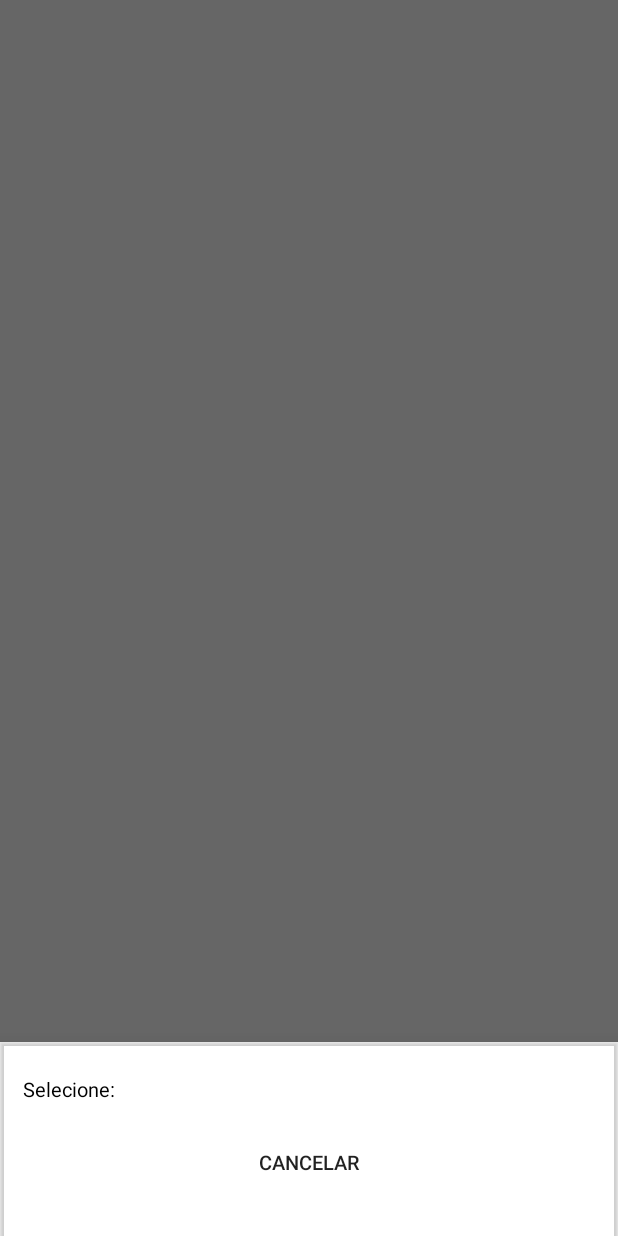
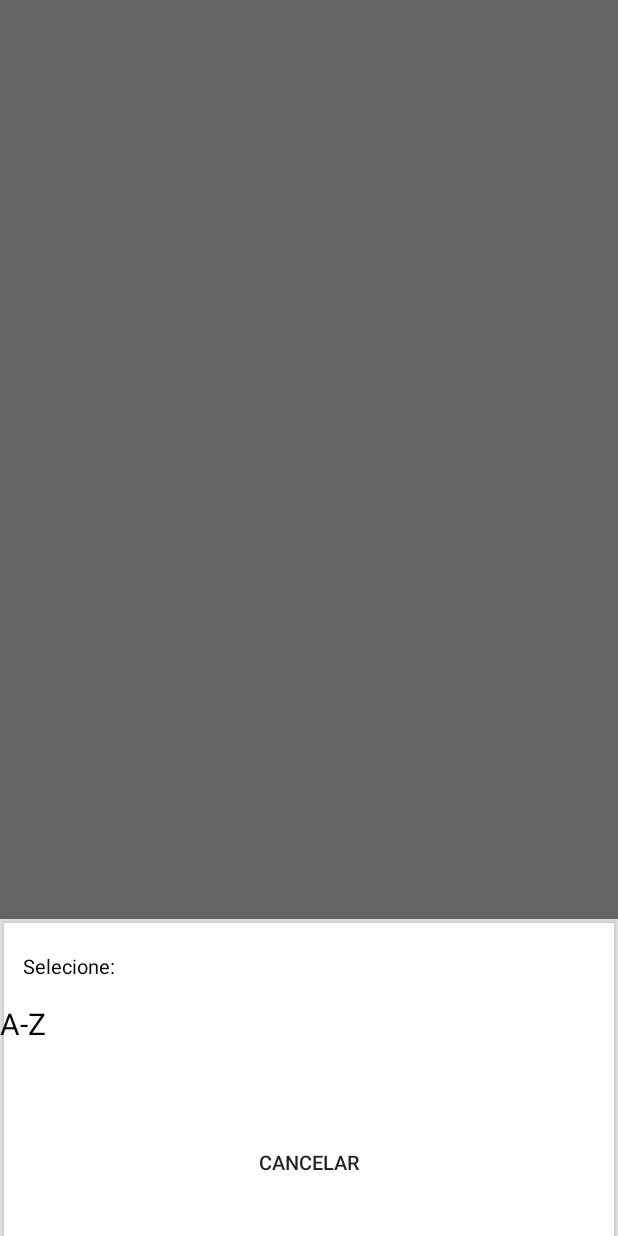
Before and after one commit to simonardejr/lodjinha, an Android app: the fragment FilterBottomSheetDialog shown on its own in the app's theme, on a phone screen of 412 x 824 dp. Run offline under Robolectric (Android 15) with nearby library versions, the phone set to English and light mode, and no system bars; Roboto replaces fonts that are not available here; 1 statement that could not run was skipped.

Commit message:
adicionando adapter do bottomsheet layout

```diff
--- a/app/src/main/java/br/com/lodjinha/ui/MainActivity.kt
+++ b/app/src/main/java/br/com/lodjinha/ui/MainActivity.kt
@@ -7,6 +7,9 @@ import androidx.navigation.findNavController
 import androidx.navigation.ui.setupWithNavController
 import br.com.lodjinha.R
 import br.com.lodjinha.databinding.ActivityMainBinding
+import br.com.lodjinha.ui.components.filterbottomsheet.FilterBottomSheetDialog
+import com.google.android.material.bottomsheet.BottomSheetDialog
+import com.google.android.material.bottomsheet.BottomSheetDialogFragment
 
 interface NavigationDelegate {
     fun setToolbarTitle(title: String)
@@ -46,7 +49,21 @@ class MainActivity : AppCompatActivity(), NavigationDelegate {
                 }
             }
 
+            binding.topAppBar.setOnMenuItemClickListener { menuItem ->
+                when (menuItem.itemId) {
+                    R.id.filter -> {
 
+                        val bottomSheetDialogFragment: BottomSheetDialogFragment = FilterBottomSheetDialog()
+
+                        bottomSheetDialogFragment.show(
+                            supportFragmentManager, bottomSheetDialogFragment.tag
+                        )
+
+                        true
+                    }
+                    else -> false
+                }
+            }
             when(destination.id) {
                 R.id.mainFragment -> {
                     binding.drawerLayout.setDrawerLockMode(DrawerLayout.LOCK_MODE_UNLOCKED)
--- /dev/null
+++ b/app/src/main/java/br/com/lodjinha/ui/adapters/BottomSheetAdapter.kt
@@ -0,0 +1,35 @@
+package br.com.lodjinha.ui.adapters
+
+import android.view.LayoutInflater
+import android.view.View
+import android.view.ViewGroup
+import android.widget.TextView
+import androidx.recyclerview.widget.RecyclerView
+import br.com.lodjinha.R
+
+class BottomSheetAdapter: RecyclerView.Adapter<BottomSheetAdapter.ViewHolder>() {
+
+    private var bottomSheetItens = arrayOf("A-Z", "Z-A", "Original")
+
+    override fun onCreateViewHolder(parent: ViewGroup, viewType: Int): ViewHolder {
+        var v = LayoutInflater.from(parent.context).inflate(R.layout.bottom_sheet_filter_row, parent, false)
+
+        return ViewHolder(v)
+    }
+
+    override fun onBindViewHolder(holder: ViewHolder, position: Int) {
+        holder.listItem.text = bottomSheetItens[position]
+    }
+
+    override fun getItemCount(): Int {
+        return bottomSheetItens.size
+    }
+
+    inner class ViewHolder(itemView: View): RecyclerView.ViewHolder(itemView) {
+        var listItem: TextView
+
+        init {
+            listItem = itemView.findViewById(R.id.bsItem)
+        }
+    }
+}
--- a/app/src/main/java/br/com/lodjinha/ui/components/filterbottomsheet/FilterBottomSheetDialog.kt
+++ b/app/src/main/java/br/com/lodjinha/ui/components/filterbottomsheet/FilterBottomSheetDialog.kt
@@ -7,6 +7,7 @@ import android.view.View
 import android.view.ViewGroup
 import androidx.fragment.app.Fragment
 import br.com.lodjinha.databinding.BottomSheetFilterBinding
+import br.com.lodjinha.ui.adapters.BottomSheetAdapter
 //import com.example.aula2_iesb_lodjinha.databinding.BottomSheetFilterBinding
 import com.google.android.material.bottomsheet.BottomSheetBehavior
 import com.google.android.material.bottomsheet.BottomSheetDialogFragment
@@ -23,6 +24,7 @@ class FilterBottomSheetDialog : BottomSheetDialogFragment() {
 
     // TODO CREATE ADAPTER
     // private lateinit var adapter: FilterAdapter
+     private lateinit var adapter: BottomSheetAdapter
 
     override fun onCreateView(
         inflater: LayoutInflater,
@@ -51,10 +53,12 @@ class FilterBottomSheetDialog : BottomSheetDialogFragment() {
 
         val behavior = BottomSheetBehavior.from(dialog)
         behavior.state = BottomSheetBehavior.STATE_SETTLING
-        behavior.isDraggable = true
+        behavior.isDraggable = false
 
 
         // TODO: Setar o adapter
+        adapter = BottomSheetAdapter()
+        binding.bottomviewRecyclerview.adapter = adapter
     }
 
     companion object {
--- /dev/null
+++ b/app/src/main/res/layout/bottom_sheet_filter_row.xml
@@ -0,0 +1,14 @@
+<?xml version="1.0" encoding="utf-8"?>
+<androidx.constraintlayout.widget.ConstraintLayout xmlns:android="http://schemas.android.com/apk/res/android"
+    android:layout_width="match_parent"
+    android:layout_height="match_parent">
+
+    <TextView
+        android:id="@+id/bsItem"
+        android:layout_width="match_parent"
+        android:layout_height="wrap_content"
+        android:textSize="20dp"
+        android:textColor="@color/black"
+        />
+
+</androidx.constraintlayout.widget.ConstraintLayout>
```
